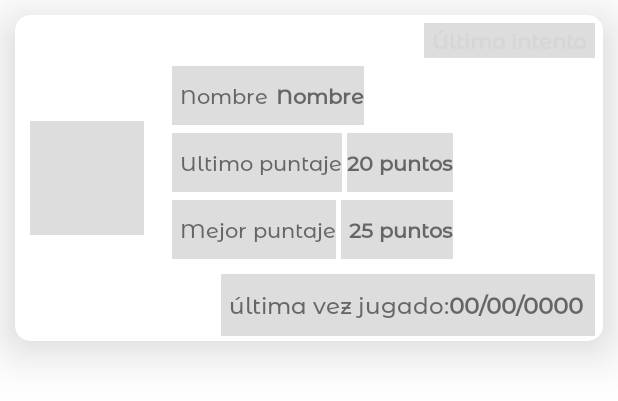
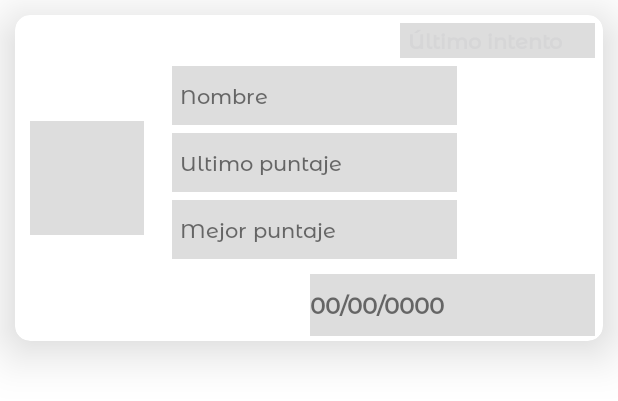
Before and after one commit to PaulGuillen/MathGame, an Android app: the layout item_sum_detail_shimmer.xml on its own in the app's theme, with its tools: preview values and no code run, on a phone screen of 412 x 824 dp. Shown: the top 401 px of the screen. Run offline under Robolectric (Android 15) with nearby library versions, the light colour scheme and no system bars.

```diff
--- a/app/src/main/java/devpaul/business/piensarapido/activities/detaildashboard/perfil/operations/sum/SumDetailActivity.kt
+++ b/app/src/main/java/devpaul/business/piensarapido/activities/detaildashboard/perfil/operations/sum/SumDetailActivity.kt
@@ -147,7 +147,7 @@ class SumDetailActivity : AppCompatActivity() {
 
     @SuppressLint("NotifyDataSetChanged")
     private fun getDatSumStudents() {
-        db.collection(Constants.PATH_POINTS_SUM).orderBy("lastname", Query.Direction.ASCENDING)
+        db.collection(Constants.PATH_POINTS_SUM).orderBy("bestPoints", Query.Direction.ASCENDING)
             .get()
             .addOnSuccessListener { documents ->
                 if(!documents.isEmpty){
--- a/app/src/main/res/layout/item_sum_detail_shimmer.xml
+++ b/app/src/main/res/layout/item_sum_detail_shimmer.xml
@@ -39,7 +39,7 @@
 
         <TextView
             android:id="@+id/text_base"
-            android:layout_width="wrap_content"
+            android:layout_width="130dp"
             android:layout_height="wrap_content"
             android:layout_marginTop="5dp"
             android:layout_marginEnd="5dp"
@@ -58,7 +58,7 @@
 
         <TextView
             android:id="@+id/textInicial"
-            android:layout_width="wrap_content"
+            android:layout_width="190dp"
             android:layout_height="wrap_content"
             android:layout_marginTop="5dp"
             android:background="@color/colorGrey"
@@ -71,25 +71,10 @@
             tools:ignore="RtlSymmetry"
             tools:text="@string/nombre" />
 
-        <TextView
-            android:id="@+id/text_name"
-            android:layout_width="wrap_content"
-            android:layout_height="wrap_content"
-            android:background="@color/colorGrey"
-            android:fontFamily="@font/monserrat_alternates_medium"
-            android:paddingStart="5dp"
-            android:paddingTop="10dp"
-            android:paddingBottom="10dp"
-            android:textStyle="bold"
-            app:layout_constraintBottom_toBottomOf="@+id/textInicial"
-            app:layout_constraintStart_toEndOf="@id/textInicial"
-            app:layout_constraintTop_toTopOf="@id/textInicial"
-            tools:ignore="RtlSymmetry"
-            tools:text="@string/nombre" />
 
         <TextView
             android:id="@+id/textInicialSecond"
-            android:layout_width="wrap_content"
+            android:layout_width="190dp"
             android:layout_height="wrap_content"
             android:layout_marginTop="5dp"
             android:background="@color/colorGrey"
@@ -102,25 +87,10 @@
             tools:ignore="RtlSymmetry"
             tools:text="@string/ultimo_puntaje" />
 
-        <TextView
-            android:id="@+id/text_lastTry"
-            android:layout_width="wrap_content"
-            android:layout_height="wrap_content"
-            android:layout_marginStart="3dp"
-            android:background="@color/colorGrey"
-            android:fontFamily="@font/monserrat_alternates_medium"
-            android:paddingTop="10dp"
-            android:paddingBottom="10dp"
-            android:textStyle="bold"
-            app:layout_constraintBottom_toBottomOf="@+id/textInicialSecond"
-            app:layout_constraintStart_toEndOf="@id/textInicialSecond"
-            app:layout_constraintTop_toTopOf="@id/textInicialSecond"
-            tools:ignore="RtlSymmetry"
-            tools:text="20 puntos" />
 
         <TextView
             android:id="@+id/textInicialThird"
-            android:layout_width="wrap_content"
+            android:layout_width="190dp"
             android:layout_height="wrap_content"
             android:layout_marginTop="5dp"
             android:background="@color/colorGrey"
@@ -135,25 +105,8 @@
 
 
         <TextView
-            android:id="@+id/text_bestPoints"
-            android:layout_width="wrap_content"
-            android:layout_height="wrap_content"
-            android:layout_marginStart="3dp"
-            android:background="@color/colorGrey"
-            android:fontFamily="@font/monserrat_alternates_medium"
-            android:paddingStart="5dp"
-            android:paddingTop="10dp"
-            android:paddingBottom="10dp"
-            android:textStyle="bold"
-            app:layout_constraintBottom_toBottomOf="@+id/textInicialThird"
-            app:layout_constraintStart_toEndOf="@id/textInicialThird"
-            app:layout_constraintTop_toTopOf="@id/textInicialThird"
-            tools:ignore="RtlSymmetry"
-            tools:text="25 puntos" />
-
-        <TextView
             android:id="@+id/text_lastimeplayed"
-            android:layout_width="wrap_content"
+            android:layout_width="190dp"
             android:layout_height="wrap_content"
             android:layout_marginBottom="3dp"
             android:layout_marginTop="10dp"
@@ -171,19 +124,6 @@
             tools:ignore="RtlSymmetry"
             tools:text="00/00/0000" />
 
-        <TextView
-            android:layout_width="wrap_content"
-            android:layout_height="wrap_content"
-            android:paddingBottom="10dp"
-            android:fontFamily="@font/monserrat_alternates_medium"
-            android:paddingStart="5dp"
-            android:paddingTop="10dp"
-            android:background="@color/colorGrey"
-            android:text="@string/ltima_vez_jugado"
-            android:textSize="15sp"
-            app:layout_constraintEnd_toStartOf="@+id/text_lastimeplayed"
-            app:layout_constraintTop_toTopOf="@+id/text_lastimeplayed"
-            tools:ignore="RtlSymmetry" />
 
     </androidx.constraintlayout.widget.ConstraintLayout>
 
```
